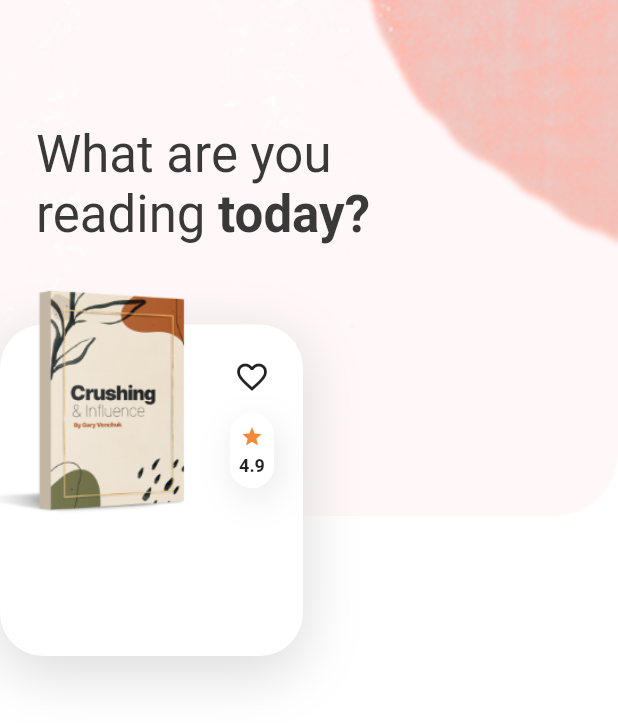
After one commit to Bleach6785/flutter_ebook, a Flutter app: the screen it shows after launch, after a tap on "start reading", on a phone screen of 412 x 824 dp. The commit adds this screen. Shown: the top 723 px of the screen. Run offline on Flutter 3.47's test engine with Material 2 defaults, Android fonts, the phone set to English and light mode, and no system bars.

Commit message:
設計推薦書籍畫面包含評分區塊

```diff
--- a/lib/main.dart
+++ b/lib/main.dart
@@ -1,6 +1,8 @@
 import 'package:flutter/material.dart';
 
 import 'constants.dart';
+import 'screens/home_screen.dart';
+import 'widgets/rounded_button.dart';
 
 void main() {
   runApp(MyApp());
@@ -60,6 +62,14 @@ class WelcomeScreen extends StatelessWidget {
                 child: RoundedButton(
                   text: "start reading",
                   fontSize: 20.0,
+                  press: () {
+                    Navigator.push(
+                      context,
+                      MaterialPageRoute(
+                        builder: (context) => HomeScreen(),
+                      ),
+                    );
+                  },
                 ),
               ),
             ],
@@ -69,53 +79,3 @@ class WelcomeScreen extends StatelessWidget {
     );
   }
 }
-
-class RoundedButton extends StatelessWidget {
-  const RoundedButton({
-    Key key,
-    this.text,
-    this.press,
-    this.verticalPadding = 16.0,
-    this.fontSize = 16.0,
-  }) : super(key: key);
-
-  final String text;
-  final Function press;
-  final double verticalPadding;
-  final double fontSize;
-
-  @override
-  Widget build(BuildContext context) {
-    return GestureDetector(
-      onTap: press,
-      child: Container(
-        alignment: Alignment.center,
-        margin: EdgeInsets.symmetric(
-          vertical: 16.0,
-        ),
-        padding: EdgeInsets.symmetric(
-          vertical: verticalPadding,
-          horizontal: 30,
-        ),
-        decoration: BoxDecoration(
-          color: Colors.white,
-          borderRadius: BorderRadius.circular(30.0),
-          boxShadow: [
-            BoxShadow(
-              offset: Offset(0.0, 15.0),
-              blurRadius: 30.0,
-              color: Color(0xFF666666).withOpacity(.11),
-            ),
-          ],
-        ),
-        child: Text(
-          text,
-          style: TextStyle(
-            fontSize: fontSize,
-            fontWeight: FontWeight.bold,
-          ),
-        ),
-      ),
-    );
-  }
-}
--- /dev/null
+++ b/lib/screens/home_screen.dart
@@ -0,0 +1,99 @@
+import 'package:flutter/material.dart';
+
+import '../constants.dart';
+import '../widgets/book_rating.dart';
+
+class HomeScreen extends StatelessWidget {
+  @override
+  Widget build(BuildContext context) {
+    Size size = MediaQuery.of(context).size;
+    return Scaffold(
+      body: Container(
+        width: double.infinity,
+        decoration: BoxDecoration(
+          image: DecorationImage(
+            image: AssetImage("assets/images/main_page_bg.png"),
+            alignment: Alignment.topCenter,
+            fit: BoxFit.fitWidth,
+          ),
+        ),
+        child: Column(
+          crossAxisAlignment: CrossAxisAlignment.start,
+          children: [
+            SizedBox(
+              height: size.height * .1,
+            ),
+            Padding(
+              padding: const EdgeInsets.symmetric(horizontal: 24.0),
+              child: RichText(
+                text: TextSpan(
+                  style: Theme.of(context).textTheme.display1,
+                  children: [
+                    TextSpan(text: "What are you \nreading "),
+                    TextSpan(
+                      text: "today?",
+                      style: TextStyle(
+                        fontWeight: FontWeight.bold,
+                      ),
+                    ),
+                  ],
+                ),
+              ),
+            ),
+            SizedBox(
+              height: 30.0,
+            ),
+            Container(
+              height: 245.0,
+              width: 202.0,
+              child: Stack(
+                children: [
+                  Positioned(
+                    bottom: 0.0,
+                    left: 0.0,
+                    right: 0.0,
+                    child: Container(
+                      height: 221.0,
+                      decoration: BoxDecoration(
+                        color: Colors.white,
+                        borderRadius: BorderRadius.circular(29.0),
+                        boxShadow: [
+                          BoxShadow(
+                            offset: Offset(0.0, 10.0),
+                            blurRadius: 33.0,
+                            color: kShadowColor,
+                          ),
+                        ],
+                      ),
+                    ),
+                  ),
+                  Image.asset(
+                    "assets/images/book-1.png",
+                    width: 150.0,
+                  ),
+                  Positioned(
+                    top: 35.0,
+                    right: 10.0,
+                    child: Column(
+                      children: [
+                        IconButton(
+                          icon: Icon(
+                            Icons.favorite_border,
+                          ),
+                          onPressed: () {},
+                        ),
+                        BookRating(
+                          score: 4.9,
+                        ),
+                      ],
+                    ),
+                  ),
+                ],
+              ),
+            ),
+          ],
+        ),
+      ),
+    );
+  }
+}
--- /dev/null
+++ b/lib/widgets/book_rating.dart
@@ -0,0 +1,52 @@
+import 'package:flutter/material.dart';
+
+import '../constants.dart';
+
+class BookRating extends StatelessWidget {
+  const BookRating({
+    Key key,
+    this.score,
+  }) : super(key: key);
+
+  final double score;
+
+  @override
+  Widget build(BuildContext context) {
+    return Container(
+      padding: EdgeInsets.symmetric(
+        vertical: 8.0,
+        horizontal: 6.0,
+      ),
+      decoration: BoxDecoration(
+        color: Colors.white,
+        borderRadius: BorderRadius.circular(16.0),
+        boxShadow: [
+          BoxShadow(
+            offset: Offset(3.0, 7.0),
+            blurRadius: 20.0,
+            color: Color(0xFD3D3D3).withOpacity(.5),
+          ),
+        ],
+      ),
+      child: Column(
+        children: [
+          Icon(
+            Icons.star,
+            color: kIconColor,
+            size: 15.0,
+          ),
+          SizedBox(
+            height: 5.0,
+          ),
+          Text(
+            "$score",
+            style: TextStyle(
+              fontSize: 12.0,
+              fontWeight: FontWeight.bold,
+            ),
+          ),
+        ],
+      ),
+    );
+  }
+}
--- /dev/null
+++ b/lib/widgets/rounded_button.dart
@@ -0,0 +1,51 @@
+import 'package:flutter/material.dart';
+
+class RoundedButton extends StatelessWidget {
+  const RoundedButton({
+    Key key,
+    this.text,
+    this.press,
+    this.verticalPadding = 16.0,
+    this.fontSize = 16.0,
+  }) : super(key: key);
+
+  final String text;
+  final Function press;
+  final double verticalPadding;
+  final double fontSize;
+
+  @override
+  Widget build(BuildContext context) {
+    return GestureDetector(
+      onTap: press,
+      child: Container(
+        alignment: Alignment.center,
+        margin: EdgeInsets.symmetric(
+          vertical: 16.0,
+        ),
+        padding: EdgeInsets.symmetric(
+          vertical: verticalPadding,
+          horizontal: 30,
+        ),
+        decoration: BoxDecoration(
+          color: Colors.white,
+          borderRadius: BorderRadius.circular(30.0),
+          boxShadow: [
+            BoxShadow(
+              offset: Offset(0.0, 15.0),
+              blurRadius: 30.0,
+              color: Color(0xFF666666).withOpacity(.11),
+            ),
+          ],
+        ),
+        child: Text(
+          text,
+          style: TextStyle(
+            fontSize: fontSize,
+            fontWeight: FontWeight.bold,
+          ),
+        ),
+      ),
+    );
+  }
+}
```
